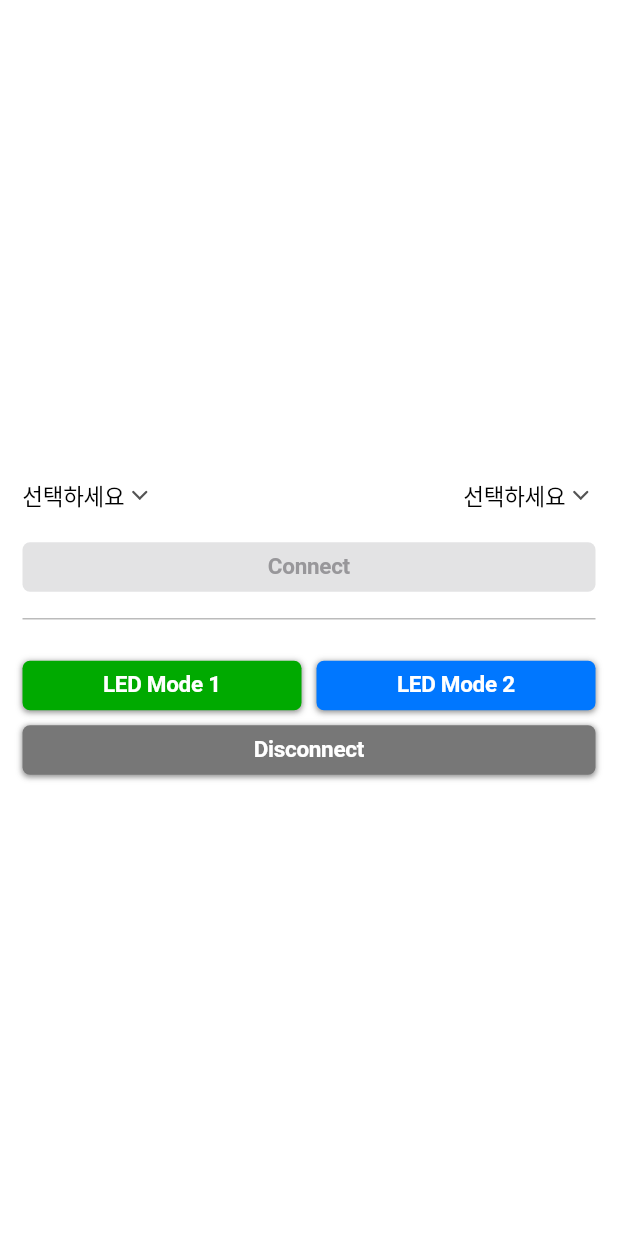
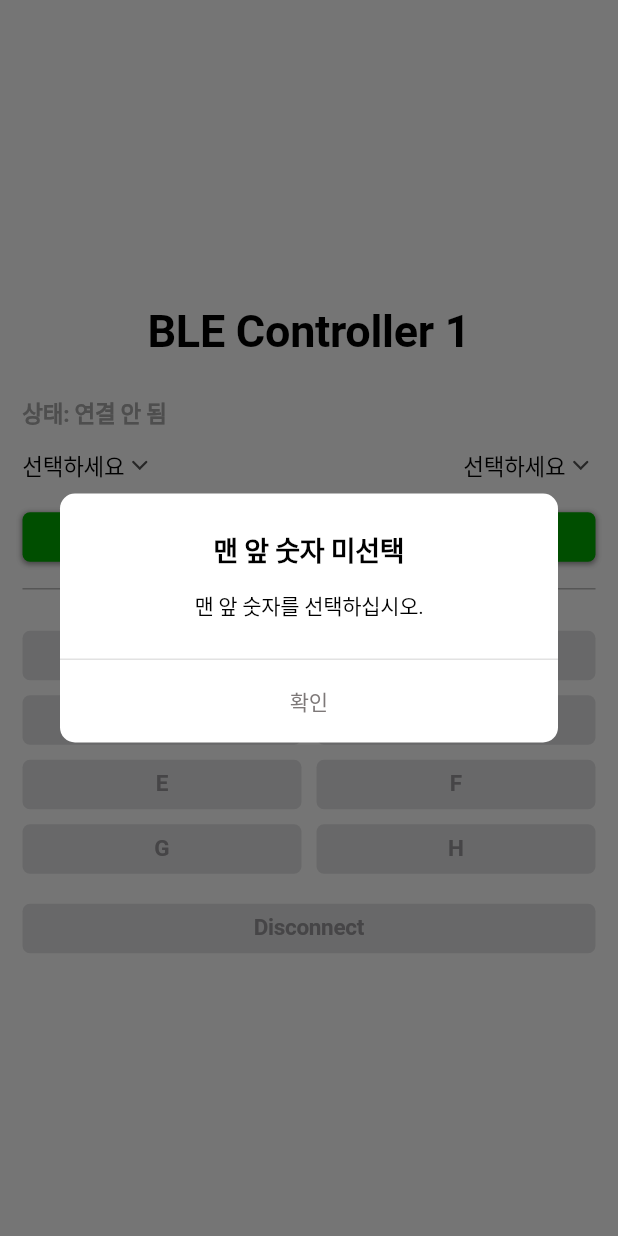
Before and after one commit to jhs951101/flutter_ble_ctrlr_1, a Flutter app: the screen it shows after launch, after a tap on "Connect", on a phone screen of 412 x 824 dp. Run offline on Flutter 3.47's test engine with Material 3 defaults, Android fonts, the light colour scheme and no system bars; our stand-ins replace flutter_keyboard_visibility, flutter_svg, gap, get, permission_handler; missing offline and left inert: flutter_reactive_ble; Roboto replaces fonts that are missing (NotoSansKR).

Commit message:
버튼 누르면 동작 유형 바꾸는 기능 구현 후 1차 검증 완료

```diff
--- a/lib/view/home/home_page.dart
+++ b/lib/view/home/home_page.dart
@@ -21,6 +21,45 @@ class HomePage extends StatelessWidget {
         mainAxisAlignment: MainAxisAlignment.center,
         children: [
           BodyItem(
+            child: NormalText(
+              title: 'BLE Controller 1',
+              fontSize: 30,
+              fontWeight: FontWeight.bold,
+              color: CustomColor.black,
+            ),
+          ),
+          BodyItem(
+            top: 20,
+            child: Obx((){
+              String stateStr = '-';
+              Color color = Color(0xFFAAAAAA);
+              ConnectedState connectedState = _controller.connectedState.value;
+
+              if(connectedState == ConnectedState.Disconnected){
+                stateStr = '연결 안 됨';
+              }
+              else if(connectedState == ConnectedState.Connecting){
+                stateStr = '연결 중...';
+                color = Color(0xFF000000);
+              }
+              else if(connectedState == ConnectedState.Connected){
+                stateStr = '연결 완료!';
+                color = Color(0xFF0000FF);
+              }
+
+              return Align(
+                alignment: Alignment.centerLeft,
+                child: NormalText(
+                  title: '상태: ${stateStr}',
+                  fontSize: 15,
+                  fontWeight: FontWeight.bold,
+                  color: color,
+                ),
+              );
+            }),
+          ),
+
+          BodyItem(
             child: Row(
               mainAxisAlignment: MainAxisAlignment.spaceBetween,
               children: [
@@ -43,10 +82,16 @@ class HomePage extends StatelessWidget {
               return CustomElevatedButton(
                 title: 'Connect',
                 onTap:
-                  _controller.connected.value
+                  _controller.connectedState.value == ConnectedState.Connected
                   ? null
                   : (){
-                    _controller.connected.value = true;  // 임시 방편
+                    _controller.bleController.connectBle(
+                      connectedState: _controller.connectedState,
+                      selectedOperationType: _controller.selectedOperationType,
+
+                      startNumber: _controller.selectedStartNumber.value,
+                      endNumber: _controller.selectedEndNumber.value,
+                    );
                   },
               );
             }),
@@ -59,7 +104,8 @@ class HomePage extends StatelessWidget {
           const Gap(10),
 
           Obx((){
-            bool connected = _controller.connected.value;
+            ConnectedState connectedState = _controller.connectedState.value;
+            String selectedOperationType = _controller.selectedOperationType.value;
 
             return Column(
               children: [
@@ -69,11 +115,12 @@ class HomePage extends StatelessWidget {
                       Flexible(
                         flex: 50,
                         child: CustomElevatedButton(
-                          title: 'LED Mode 1',
+                          title: 'A',
                           onTap:
-                            connected
-                            ? (){
-                              //
+                            connectedState == ConnectedState.Connected
+                              && selectedOperationType != 'A'
+                            ? () async {
+                              await _controller.bleController.changeOperation('A');
                             }
                             : null,
                         ),
@@ -84,12 +131,13 @@ class HomePage extends StatelessWidget {
                       Flexible(
                         flex: 50,
                         child: CustomElevatedButton(
-                          title: 'LED Mode 2',
+                          title: 'B',
                           color: CustomColor.secondary,
                           onTap:
-                            connected
-                            ? (){
-                              //
+                            connectedState == ConnectedState.Connected
+                              && selectedOperationType != 'B'
+                            ? () async {
+                              await _controller.bleController.changeOperation('B');
                             }
                             : null,
                         ),
@@ -99,13 +147,125 @@ class HomePage extends StatelessWidget {
                 ),
 
                 BodyItem(
+                  child: Row(
+                    children: [
+                      Flexible(
+                        flex: 50,
+                        child: CustomElevatedButton(
+                          title: 'C',
+                          color: CustomColor.secondary,
+                          onTap:
+                            connectedState == ConnectedState.Connected
+                              && selectedOperationType != 'C'
+                            ? () async {
+                              await _controller.bleController.changeOperation('C');
+                            }
+                            : null,
+                        ),
+                      ),
+
+                      const Gap(10),
+
+                      Flexible(
+                        flex: 50,
+                        child: CustomElevatedButton(
+                          title: 'D',
+                          onTap:
+                            connectedState == ConnectedState.Connected
+                              && selectedOperationType != 'D'
+                            ? () async {
+                              await _controller.bleController.changeOperation('D');
+                            }
+                            : null,
+                        ),
+                      ),
+                    ],
+                  ),
+                ),
+
+                BodyItem(
+                  child: Row(
+                    children: [
+                      Flexible(
+                        flex: 50,
+                        child: CustomElevatedButton(
+                          title: 'E',
+                          onTap:
+                            connectedState == ConnectedState.Connected
+                              && selectedOperationType != 'E'
+                            ? () async {
+                              await _controller.bleController.changeOperation('E');
+                            }
+                            : null,
+                        ),
+                      ),
+
+                      const Gap(10),
+
+                      Flexible(
+                        flex: 50,
+                        child: CustomElevatedButton(
+                          title: 'F',
+                          color: CustomColor.secondary,
+                          onTap:
+                            connectedState == ConnectedState.Connected
+                              && selectedOperationType != 'F'
+                            ? () async {
+                              await _controller.bleController.changeOperation('F');
+                            }
+                            : null,
+                        ),
+                      ),
+                    ],
+                  ),
+                ),
+
+                BodyItem(
+                  child: Row(
+                    children: [
+                      Flexible(
+                        flex: 50,
+                        child: CustomElevatedButton(
+                          title: 'G',
+                          color: CustomColor.secondary,
+                          onTap:
+                            connectedState == ConnectedState.Connected
+                              && selectedOperationType != 'G'
+                            ? () async {
+                              await _controller.bleController.changeOperation('G');
+                            }
+                            : null,
+                        ),
+                      ),
+
+                      const Gap(10),
+
+                      Flexible(
+                        flex: 50,
+                        child: CustomElevatedButton(
+                          title: 'H',
+                          onTap:
+                            connectedState == ConnectedState.Connected
+                              && selectedOperationType != 'H'
+                            ? () async {
+                              await _controller.bleController.changeOperation('H');
+                            }
+                            : null,
+                        ),
+                      ),
+                    ],
+                  ),
+                ),
+
+                BodyItem(
+                  top: 20,
                   child: CustomElevatedButton(
                     title: 'Disconnect',
                     color: Color(0xFF777777),
                     onTap:
-                      connected
-                      ? (){
-                        _controller.connected.value = false;  // 임시 방편
+                      connectedState == ConnectedState.Connected
+                      ? () async {
+                        await _controller.bleController.disconnect();
                       }
                       : null,
                   ),
@@ -120,11 +280,17 @@ class HomePage extends StatelessWidget {
 }
 
 class HomeController extends GetxController {
-  final List<String> numbers = [AppConfig().defaultValue_dropdownButton, '0', '1', '2', '3', '4', '5', '6', '7', '8', '9',];
+  final List<String> numbers = [AppConfig().defaultValue_dropdownButton, '1', '2', '3', '4', '5', '6', '7', '8', '9',];
 
-  RxBool connected = false.obs;
+  Rx<ConnectedState> connectedState = ConnectedState.Disconnected.obs;
+  RxString selectedOperationType = ''.obs;
+
   RxString selectedStartNumber = AppConfig().defaultValue_dropdownButton.obs;
   RxString selectedEndNumber = AppConfig().defaultValue_dropdownButton.obs;
+
+  //
+
+  BleController bleController = BleController();
 
   //
 
@@ -137,8 +303,14 @@ class HomeController extends GetxController {
   //
 }
 
-class QrBleAuthenticator {
-  final int maxBytes_BLE = 20;
+enum ConnectedState {
+  Disconnected, Connecting, Connected,
+}
+
+class BleController {
+  final int maxBytes_ble = 20;
+  final String subUuidStr_service = '9B10000-E8F2-537E-4F6C-D104768A121';
+  final String subUuidStr_char = '9B10001-E8F2-537E-4F6C-D104768A121';
 
   late DiscoveredDevice device;
   late QualifiedCharacteristic rxChar;
@@ -147,30 +319,52 @@ class QrBleAuthenticator {
 
   //
 
-  bool connected = false;
-  FlutterReactiveBle flutterReactiveBle = FlutterReactiveBle();
-
   String? deviceName;
   Uuid? serviceUuid;
   Uuid? charUuid;
 
-  Function(Map<String, dynamic>? data)? _onSuccess;
-  Function(String? errorMsg)? _onFailed;
+  Rx<ConnectedState>? _connectedState;
+  RxString? _selectedOperationType;
+
+  String? _startNumber;
+  String? _endNumber;
 
   //
 
   DialogController dialogController = DialogController();
+  FlutterReactiveBle flutterReactiveBle = FlutterReactiveBle();
 
   //
 
-  void authenticateQrBle(
+  void connectBle(
     {
-      Function(Map<String, dynamic>? data)? onSuccess,
-      Function(String? message)? onFailed,
+      required Rx<ConnectedState> connectedState,
+      required RxString selectedOperationType,
+
+      required String startNumber,
+      required String endNumber,
     }
   ){
-    _onSuccess = onSuccess;
-    _onFailed = onFailed;
+    if(startNumber.contains('선택')){
+      dialogController.showAlertDialog(
+        title: '맨 앞 숫자 미선택',
+        contents: '맨 앞 숫자를 선택하십시오.'
+      );
+      return;
+    }
+    else if(endNumber.contains('선택')){
+      dialogController.showAlertDialog(
+        title: '맨 뒤 숫자 미선택',
+        contents: '맨 뒤 숫자를 선택하십시오.'
+      );
+      return;
+    }
+
+    _connectedState = connectedState;
+    _selectedOperationType = selectedOperationType;
+
+    _startNumber = startNumber;
+    _endNumber = endNumber;
 
     flutterReactiveBle.statusStream.listen(
       (status){
@@ -178,14 +372,39 @@ class QrBleAuthenticator {
           return;
         }
 
-        _authenticateQrBle_statusConfirmed(status);
+        _connectBle_statusConfirmed(status);
       },
     );
   }
 
-  void _authenticateQrBle_statusConfirmed(BleStatus status){
-    //print('--- status: ${status}');
+  Future<void> changeOperation(String type) async {
+    if(_connectedState == null){
+      return;
+    }
+    else if(_connectedState!.value != ConnectedState.Connected){
+      return;
+    }
 
+    _selectedOperationType!.value = type;
+    await _sendMessage('c_${type}');
+  }
+
+  Future<void> disconnect() async {
+    if(_connectedState == null){
+      return;
+    }
+    else if(_connectedState!.value != ConnectedState.Connected){
+      return;
+    }
+
+    await scanStream.cancel();
+    _sendMessage('d');
+    _connectedState!.value = ConnectedState.Disconnected;
+  }
+
+  //
+
+  void _connectBle_statusConfirmed(BleStatus status){
     if(status == BleStatus.unauthorized){
       dialogController.showAlertDialog(
         title: '블루투스 권한 미허용',
@@ -204,76 +423,44 @@ class QrBleAuthenticator {
       return;
     }
 
-    _authenticateQrBle_onReady();
+    _connectBle_onReady();
   }
 
-  void _authenticateQrBle_onReady(){
-    /*
-    Params.setParam('onDetect',
-      (){
-        onDetect();
-      }
-    );
+  void _connectBle_onReady(){
+    deviceName = "A";
+    serviceUuid = Uuid.parse(_startNumber! + subUuidStr_service + _endNumber!);
+    charUuid = Uuid.parse(_startNumber! + subUuidStr_char + _endNumber!);
 
-    Get.toNamed(RouteName().scan_qr);
-    */
+    _scanDevice();
   }
 
-  void onDetect(){
-    /*
-    Params.deleteParam('onDetect');
-    String? _deviceName = Params.getParam('deviceName');
-    String? _serviceUuidStr = Params.getParam('serviceUuidStr');
-    String? _charUuidStr = Params.getParam('charUuidStr');
-
-    if(
-      _deviceName == null
-      || _serviceUuidStr == null
-      || _charUuidStr == null
-    ){
-      print('error 8');
-      dialogController.showAlertDialog(
-        title: '미지원 OR 코드',
-        contents: '지원하지 않는 QR 코드입니다.'
-          + '\n' + '올바른 QR 코드를 스캔하십시오.',
-      );
+  void _scanDevice(){
+    if(_connectedState!.value == ConnectedState.Connected){
       return;
     }
 
-    deviceName = _deviceName;
-    serviceUuid = Uuid.parse(_serviceUuidStr);
-    charUuid = Uuid.parse(_charUuidStr);
-    scanDevice();
-    */
-  }
-
-  void scanDevice(){
-    if(connected){
-      return;
-    }
-
+    _connectedState!.value = ConnectedState.Connecting;
     scanStream = flutterReactiveBle.scanForDevices(withServices: [serviceUuid!]).listen((_device){
       if(_device.name == deviceName){
         device = _device;
-        connectToDevice();
+        _connectToDevice();
       }
     });
   }
 
-  void connectToDevice(){
+  void _connectToDevice(){
     connection = flutterReactiveBle.connectToDevice(id: device.id);
     connection.listen((update){
       if(update.connectionState == DeviceConnectionState.connected){
-        connected = true;
+        _selectedOperationType!.value = 'A';
+        _connectedState!.value = ConnectedState.Connected;
         rxChar = QualifiedCharacteristic(serviceId: serviceUuid!, characteristicId: charUuid!, deviceId: device.id);
-        receiveMessage();
-
-        sendMessage('a_abc');
+        _receiveMessage();
       }
     });
   }
 
-  void receiveMessage(){
+  void _receiveMessage(){
     flutterReactiveBle.subscribeToCharacteristic(rxChar).listen((data){
       String receivedMessage = utf8.decode(data).trim();
       print('Received: ${receivedMessage}');
@@ -294,81 +481,33 @@ class QrBleAuthenticator {
         return;
       }
 
-      // on failed
-      if(parts_reveivedMessage[1] == 'af'){
-        if(parts_reveivedMessage.length < 3){
-          return;
-        }
-
-        if(parts_reveivedMessage[2] == 'te'){
-          print('Error: 인증 시간 초과');
-
-          if(_onFailed != null){
-            _onFailed!('timeExceeded_authenticating');
-          }
-        }
-        else if(parts_reveivedMessage[2] == 'wa'){
-          print('Error: 잘못된 인증 코드');
-
-          if(_onFailed != null){
-            _onFailed!('wrongAuth_authenticating');
-          }
-        }
-
-        sendMessage('d');
+      /*
+      if(parts_reveivedMessage[1] == 'a'){  // 'a'라는 명령 받으면
+        //
       }
-
-      // on issued
-      else if(parts_reveivedMessage[1] == 'as'){
-        print('인증 성공!');
-        _onIssued('success_authenticating');
+      else if(parts_reveivedMessage[1] == 'b'){
+        //
       }
-      else if(parts_reveivedMessage[1] == 'tf'){
-        if(parts_reveivedMessage.length < 3){
-          return;
-        }
-
-        if(parts_reveivedMessage[2] == 'te'){
-          print('Error: 쓰레기 투하 시간 초과');
-          _onIssued('timeExceeded_throwing');
-        }
-      }
-      else if(parts_reveivedMessage[1] == 'ts'){
-        print('쓰레기 투하 성공!');
-        _onIssued('success_throwing');
-      }
-
-      // on success
-      else if(parts_reveivedMessage[1] == 'ls'){
-        print('개폐기 잠금 성공!');
-
-        if(_onSuccess != null){
-          _onSuccess!(null);
-        }
-
-        sendMessage('d');
-      }
+      */
     });
   }
 
-  Future<void> sendMessage(String sendingMessage) async {
+  Future<void> _sendMessage(String sendingMessage) async {
     /*
     전송하는 문자열
-      "[P]_a_{authCode}_" : 스마트폰 인증을 위한 인증 번호 전송.
-
-      "[P]_t_" : 쓰레기 투하 실시. (일정 시간동안 쓰레기를 투하했는지 체크)
-      "[P]_l_" : 개폐기 잠금. (서보 모터를 움직여서 개폐기를 잠금)
-
-      "[P]_d_" : 블루투스 연결 종료.
+      "[P]_c_A_" : 아두이노 동작 방식 변경 (A~H)
     */
 
-    if(!connected){
+    if(_connectedState == null){
+      return;
+    }
+    else if(_connectedState!.value != ConnectedState.Connected){
       return;
     }
 
     String clearStr = '';
 
-    for(int n=1; n<=maxBytes_BLE; n++){
+    for(int n=1; n<=maxBytes_ble; n++){
       clearStr += ' ';
     }
 
@@ -387,59 +526,5 @@ class QrBleAuthenticator {
     );
 
     print('Sent: ${realSendingMessage}');
-
-    if(sendingMessage == 'd'){
-      await scanStream.cancel();
-      connected = false;
-    }
-  }
-
-  //
-
-  void _onIssued(String? message){
-    if(message != null){
-      if(message == 'success_authenticating'){
-        dialogController.showAlertDialog(
-          title: '휴대폰 인증 성공',
-          contents: '정상 인증되었습니다.'
-            + '\n' + '확인을 누른 후'
-            + '\n' + '10초 안에 쓰레기를 넣으십시오.',
-          canPop: false,
-          barrierDismissible: false,
-          closeBtnPressed: (){
-            sendMessage('t');
-          }
-        );
-        return;
-      }
-      else if(message == 'timeExceeded_throwing'){
-        dialogController.showAlertDialog(
-          title: '쓰레기 인식 실패',
-          contents: '인식하지 못했습니다.'
-            + '\n' + '확인을 누른 후'
-            + '\n' + '10초 안에 쓰레기를 넣으십시오.',
-          canPop: false,
-          barrierDismissible: false,
-          closeBtnPressed: (){
-            sendMessage('t');
-          }
-        );
-        return;
-      }
-      else if(message == 'success_throwing'){
-        dialogController.showAlertDialog(
-          title: '쓰레기 인식 성공',
-          contents: '정상 인식하였습니다.'
-            + '\n' + '10초 안에 쓰레기통 문을 닫은 후'
-            + '\n' + '확인을 누르십시오.',
-          canPop: false,
-          barrierDismissible: false,
-          closeBtnPressed: (){
-            sendMessage('l');
-          }
-        );
-        return;
-      }
-    }
   }
 }
```
Also changed, not shown: 3 other files.
